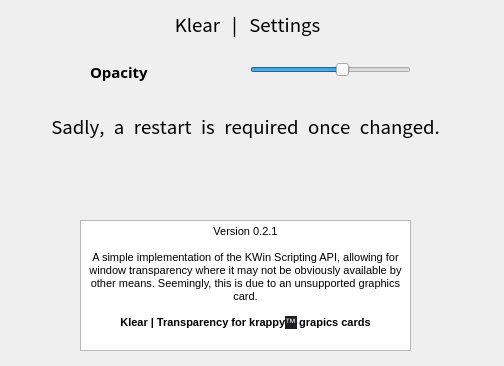
Qt form contents/ui/config.ui (AaronRohrbacher/klear_kwin) before a commit.
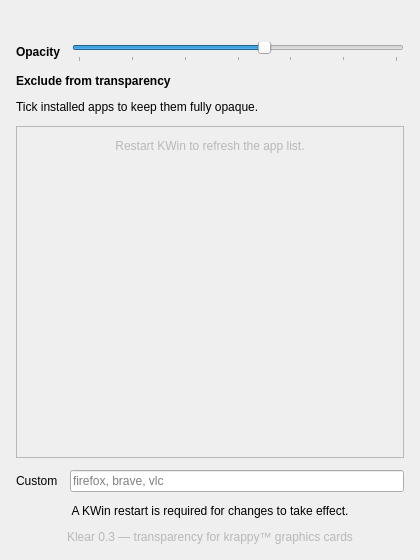
The same form after that commit. Icons and pictures are not drawn.

Commit message: allows apps to be excluded from transparency

What changed in the file:
```diff
--- a/contents/ui/config.ui
+++ b/contents/ui/config.ui
@@ -6,43 +6,61 @@
    <rect>
     <x>0</x>
     <y>0</y>
-    <width>504</width>
-    <height>366</height>
+    <width>420</width>
+    <height>560</height>
    </rect>
   </property>
-  <property name="minimumSize">
-   <size>
-    <width>504</width>
-    <height>366</height>
-   </size>
-  </property>
   <property name="windowTitle">
    <string>Klear</string>
   </property>
-  <property name="windowFilePath">
-   <string>klear.jpg</string>
-  </property>
-  <property name="logo" stdset="0">
-   <pixmap/>
-  </property>
+  <layout class="QVBoxLayout" name="rootLayout">
+   <property name="leftMargin">
+    <number>16</number>
+   </property>
+   <property name="topMargin">
+    <number>16</number>
+   </property>
+   <property name="rightMargin">
+    <number>16</number>
+   </property>
+   <property name="bottomMargin">
+    <number>16</number>
+   </property>
+   <property name="spacing">
+    <number>12</number>
+   </property>
+   <item>
+    <widget class="QLabel" name="logo">
+     <property name="text">
+      <string/>
+     </property>
+     <property name="pixmap">
+      <pixmap>klear.png</pixmap>
+     </property>
+     <property name="alignment">
+      <set>Qt::AlignmentFlag::AlignCenter</set>
+     </property>
+    </widget>
+   </item>
+   <item>
+    <layout class="QHBoxLayout" name="opacityRow">
+     <item>
+      <widget class="QLabel" name="opacityLabel">
+       <property name="font">
+        <font>
+         <bold>true</bold>
+        </font>
+       </property>
+       <property name="toolTip">
+        <string>Your chosen transparency level for new windows.</string>
+       </property>
+       <property name="text">
+        <string>Opacity</string>
+       </property>
+      </widget>
+     </item>
+     <item>
   <widget class="QSlider" name="kcfg_userSetOpacity">
-   <property name="geometry">
-    <rect>
-     <x>250</x>
-     <y>60</y>
-     <width>161</width>
-     <height>20</height>
-    </rect>
-   </property>
-   <property name="maximumSize">
-    <size>
-     <width>161</width>
-     <height>16777215</height>
-    </size>
-   </property>
-   <property name="toolTipDuration">
-    <number>-4</number>
-   </property>
    <property name="minimum">
     <number>40</number>
    </property>
@@ -52,207 +70,146 @@
    <property name="value">
     <number>75</number>
    </property>
-   <property name="sliderPosition">
-    <number>75</number>
-   </property>
    <property name="orientation">
     <enum>Qt::Orientation::Horizontal</enum>
    </property>
-  </widget>
-  <widget class="QLabel" name="label_3">
-   <property name="geometry">
-    <rect>
-     <x>102</x>
-     <y>9</y>
-     <width>291</width>
-     <height>31</height>
-    </rect>
-   </property>
+       <property name="tickPosition">
+        <enum>QSlider::TickPosition::TicksBelow</enum>
+       </property>
+       <property name="tickInterval">
+        <number>10</number>
+       </property>
+      </widget>
+     </item>
+    </layout>
+   </item>
+   <item>
+    <widget class="QLabel" name="excludeLabel">
    <property name="font">
     <font>
-     <family>Noto Traditional Nushu</family>
-     <pointsize>14</pointsize>
-    </font>
-   </property>
-   <property name="midLineWidth">
-    <number>-3</number>
-   </property>
+       <bold>true</bold>
+      </font>
+     </property>
+     <property name="text">
+      <string>Exclude from transparency</string>
+     </property>
+    </widget>
+   </item>
+   <item>
+    <widget class="QLabel" name="excludeHint">
    <property name="text">
-    <string>Klear | Settings</string>
+      <string>Tick installed apps to keep them fully opaque.</string>
+     </property>
+     <property name="wordWrap">
+      <bool>true</bool>
+     </property>
+    </widget>
+   </item>
+   <item>
+    <widget class="QScrollArea" name="excludeScroll">
+     <property name="widgetResizable">
+      <bool>true</bool>
+     </property>
+     <widget class="QWidget" name="excludeScrollContents">
+      <layout class="QVBoxLayout" name="excludeList">
+       <property name="leftMargin">
+        <number>4</number>
+       </property>
+       <property name="topMargin">
+        <number>4</number>
+       </property>
+       <property name="rightMargin">
+        <number>4</number>
+       </property>
+       <property name="bottomMargin">
+        <number>4</number>
+       </property>
+       <property name="spacing">
+        <number>2</number>
+       </property>
+       <!-- APPLIST:START -->
+       <!-- APPLIST:END -->
+       <item>
+        <widget class="QLabel" name="refreshHint">
+         <property name="text">
+          <string>Restart KWin to refresh the app list.</string>
    </property>
    <property name="alignment">
     <set>Qt::AlignmentFlag::AlignCenter</set>
    </property>
-   <property name="margin">
-    <number>-10</number>
-   </property>
-  </widget>
-  <widget class="QTextBrowser" name="textBrowser">
-   <property name="geometry">
-    <rect>
-     <x>80</x>
-     <y>220</y>
-     <width>331</width>
-     <height>131</height>
-    </rect>
-   </property>
-   <property name="html">
-    <string>&lt;!DOCTYPE HTML PUBLIC &quot;-//W3C//DTD HTML 4.0//EN&quot; &quot;http://www.w3.org/TR/REC-html40/strict.dtd&quot;&gt;
-&lt;html&gt;&lt;head&gt;&lt;meta name=&quot;qrichtext&quot; content=&quot;1&quot; /&gt;&lt;meta charset=&quot;utf-8&quot; /&gt;&lt;style type=&quot;text/css&quot;&gt;
-p, li { white-space: pre-wrap; }
-hr { height: 1px; border-width: 0; }
-li.unchecked::marker { content: &quot;\2610&quot;; }
-li.checked::marker { content: &quot;\2612&quot;; }
-&lt;/style&gt;&lt;/head&gt;&lt;body style=&quot; font-family:'Noto Sans'; font-size:10pt; font-weight:400; font-style:normal;&quot;&gt;
-&lt;p align=&quot;center&quot; style=&quot; margin-top:0px; margin-bottom:0px; margin-left:0px; margin-right:0px; -qt-block-indent:0; text-indent:0px;&quot;&gt;&lt;span style=&quot; font-size:8pt;&quot;&gt;Version 0.2.1&lt;/span&gt;&lt;/p&gt;
-&lt;p align=&quot;center&quot; style=&quot; margin-top:0px; margin-bottom:0px; margin-left:0px; margin-right:0px; -qt-block-indent:0; text-indent:0px;&quot;&gt;&lt;span style=&quot; font-size:8pt;&quot;&gt; &lt;/span&gt;&lt;/p&gt;
-&lt;p align=&quot;center&quot; style=&quot; margin-top:0px; margin-bottom:0px; margin-left:0px; margin-right:0px; -qt-block-indent:0; text-indent:0px;&quot;&gt;&lt;span style=&quot; font-size:8pt;&quot;&gt;A simple implementation of the KWin Scripting API, allowing for window transparency where it may not be obviously available by other means. Seemingly, this is due to an unsupported graphics card.&lt;/span&gt;&lt;/p&gt;
-&lt;p style=&quot;-qt-paragraph-type:empty; margin-top:0px; margin-bottom:0px; margin-left:0px; margin-right:0px; -qt-block-indent:0; text-indent:0px; font-size:8pt;&quot;&gt;&lt;br /&gt;&lt;/p&gt;
-&lt;p align=&quot;center&quot; style=&quot; margin-top:0px; margin-bottom:0px; margin-left:0px; margin-right:0px; -qt-block-indent:0; text-indent:0px;&quot;&gt;&lt;span style=&quot; font-size:8pt; font-weight:700;&quot;&gt;Klear | Transparency for krappy&lt;/span&gt;&lt;span style=&quot; font-family:'Google Sans','Roboto','Arial','sans-serif'; font-size:8pt; color:#eef0ff; background-color:#1f1f1f;&quot;&gt;™&lt;/span&gt;&lt;span style=&quot; font-size:8pt; font-weight:700;&quot;&gt; grapics cards&lt;/span&gt;&lt;/p&gt;&lt;/body&gt;&lt;/html&gt;</string>
-   </property>
-  </widget>
-  <widget class="QLabel" name="label">
-   <property name="geometry">
-    <rect>
-     <x>90</x>
-     <y>60</y>
-     <width>69</width>
-     <height>24</height>
-    </rect>
-   </property>
-   <property name="maximumSize">
+         <property name="styleSheet">
+          <string notr="true">color: palette(mid); padding: 8px;</string>
+         </property>
+        </widget>
+       </item>
+       <item>
+        <spacer name="excludeSpacer">
+         <property name="orientation">
+          <enum>Qt::Orientation::Vertical</enum>
+         </property>
+         <property name="sizeHint" stdset="0">
     <size>
-     <width>137</width>
-     <height>16777215</height>
-    </size>
-   </property>
-   <property name="font">
-    <font>
-     <family>Noto Serif Bengali Black</family>
-     <pointsize>11</pointsize>
-     <bold>true</bold>
-    </font>
-   </property>
+           <width>0</width>
+           <height>0</height>
+          </size>
+         </property>
+        </spacer>
+       </item>
+      </layout>
+     </widget>
+    </widget>
+   </item>
+   <item>
+    <layout class="QHBoxLayout" name="customRow">
+     <item>
+      <widget class="QLabel" name="customLabel">
    <property name="toolTip">
-    <string>your own transparency level.</string>
-   </property>
-   <property name="accessibleName">
-    <string/>
-   </property>
-   <property name="autoFillBackground">
-    <bool>false</bool>
-   </property>
+        <string>Comma-separated window classes; matched as substrings.</string>
+       </property>
    <property name="text">
-    <string>Opacity</string>
-   </property>
-  </widget>
-  <widget class="QLabel" name="label_4">
-   <property name="geometry">
-    <rect>
-     <x>20</x>
-     <y>110</y>
-     <width>451</width>
-     <height>31</height>
-    </rect>
-   </property>
-   <property name="font">
-    <font>
-     <family>Noto Traditional Nushu</family>
-     <pointsize>14</pointsize>
-    </font>
-   </property>
-   <property name="midLineWidth">
-    <number>-3</number>
-   </property>
+        <string>Custom</string>
+       </property>
+      </widget>
+     </item>
+     <item>
+      <widget class="QLineEdit" name="kcfg_excludedWindows">
+       <property name="toolTip">
+        <string>Type window classes not listed above, separated by commas.</string>
+       </property>
+       <property name="placeholderText">
+        <string>firefox, brave, vlc</string>
+       </property>
+       <property name="clearButtonEnabled">
+        <bool>true</bool>
+       </property>
+      </widget>
+     </item>
+    </layout>
+   </item>
+   <item>
+    <widget class="QLabel" name="restartNote">
    <property name="text">
-    <string>&lt;html&gt;&lt;head/&gt;&lt;body&gt;&lt;p&gt;Sadly, a restart is required once changed.&lt;/p&gt;&lt;/body&gt;&lt;/html&gt;</string>
+      <string>A KWin restart is required for changes to take effect.</string>
    </property>
    <property name="alignment">
     <set>Qt::AlignmentFlag::AlignCenter</set>
    </property>
-   <property name="margin">
-    <number>-10</number>
-   </property>
-  </widget>
-  <action name="actionLogo">
-   <property name="checkable">
-    <bool>true</bool>
-   </property>
-   <property name="icon">
-    <iconset theme="QIcon::ThemeIcon::DocumentOpen">
-     <activeon>../../klear.jpg</activeon>
-     <selectedon>../../klear.jpg</selectedon>
-    </iconset>
-   </property>
+    </widget>
+   </item>
+   <item>
+    <widget class="QLabel" name="version">
    <property name="text">
-    <string>Logo</string>
-   </property>
-   <property name="toolTip">
-    <string>Klear v0.2.1</string>
-   </property>
-   <property name="menuRole">
-    <enum>QAction::MenuRole::ApplicationSpecificRole</enum>
-   </property>
-   <property name="priority">
-    <enum>QAction::Priority::HighPriority</enum>
-   </property>
-  </action>
-  <action name="actionLogo_2">
-   <property name="icon">
-    <iconset theme="QIcon::ThemeIcon::EditFind">
-     <selectedon>../../klear.jpg</selectedon>
-    </iconset>
-   </property>
-   <property name="text">
-    <string>Logo</string>
-   </property>
-   <property name="toolTip">
-    <string>Klear v0.2.1</string>
-   </property>
-   <property name="menuRole">
-    <enum>QAction::MenuRole::AboutRole</enum>
-   </property>
-  </action>
-  <action name="actionLogo_3">
-   <property name="checkable">
-    <bool>true</bool>
-   </property>
-   <property name="icon">
-    <iconset theme="QIcon::ThemeIcon::DocumentOpen">
-     <activeon>../../klear.jpg</activeon>
-     <selectedon>../../klear.jpg</selectedon>
-    </iconset>
-   </property>
-   <property name="text">
-    <string>Logo</string>
-   </property>
-   <property name="toolTip">
-    <string>Klear v0.2.1</string>
-   </property>
-   <property name="menuRole">
-    <enum>QAction::MenuRole::ApplicationSpecificRole</enum>
-   </property>
-  </action>
-  <action name="actionLogo_4">
-   <property name="checkable">
-    <bool>true</bool>
-   </property>
-   <property name="icon">
-    <iconset theme="QIcon::ThemeIcon::DocumentOpen">
-     <activeon>../../klear.jpg</activeon>
-     <selectedon>../../klear.jpg</selectedon>
-    </iconset>
-   </property>
-   <property name="text">
-    <string>Logo</string>
-   </property>
-   <property name="toolTip">
-    <string>Klear v0.2.1</string>
-   </property>
-   <property name="menuRole">
-    <enum>QAction::MenuRole::ApplicationSpecificRole</enum>
-   </property>
-  </action>
+      <string>Klear 0.3 — transparency for krappy™ graphics cards</string>
+     </property>
+     <property name="alignment">
+      <set>Qt::AlignmentFlag::AlignCenter</set>
+     </property>
+     <property name="styleSheet">
+      <string notr="true">color: palette(mid);</string>
+     </property>
+    </widget>
+   </item>
+  </layout>
  </widget>
  <resources/>
  <connections/>
```
Lines whose indentation alone changed are shown as unchanged. The commit also changes 18 other files.
